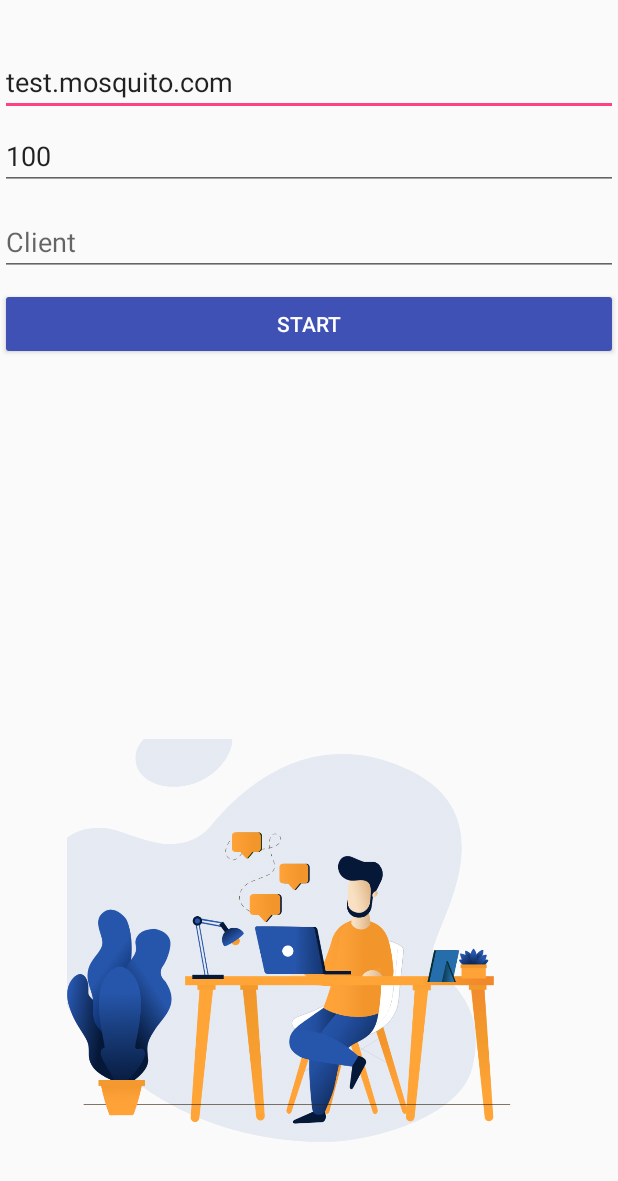
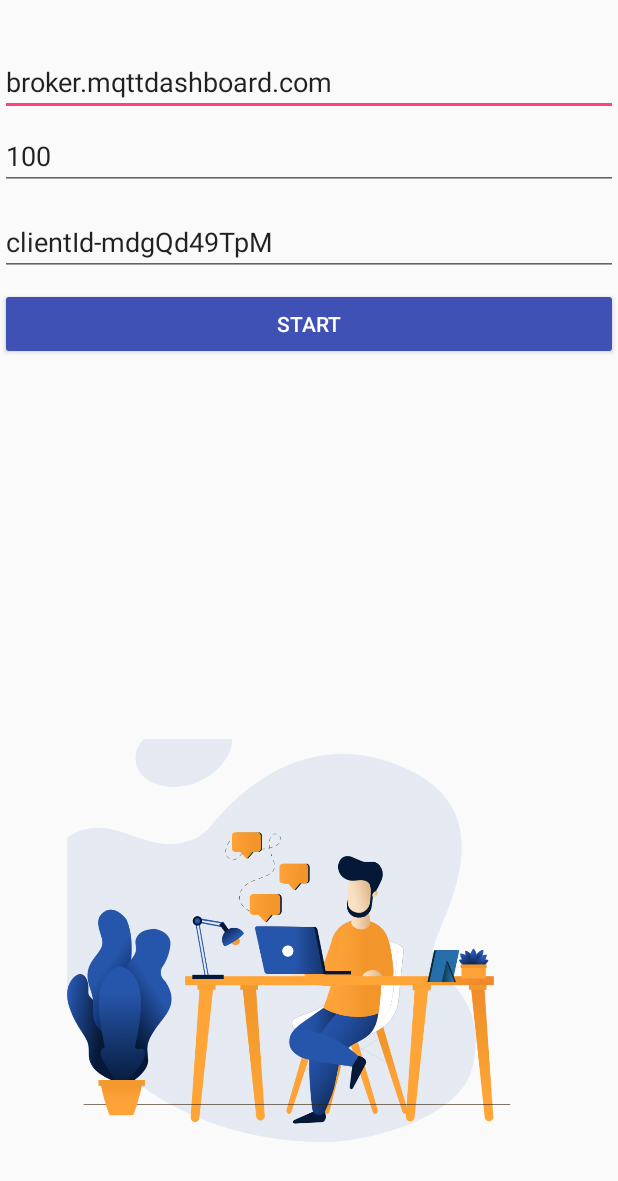
Before and after one commit to soorajshankar/DigitalTwin-Android, an Android app: the layout activity_login.xml on its own in the app's theme, with its tools: preview values and no code run, on a phone screen of 412 x 824 dp. Shown: the top 1181 px of the screen. Run offline under Robolectric (Android 15) with nearby library versions, the phone set to English and light mode, and no system bars.

Commit message:
gradle updates, mqtt > hive mq

```diff
--- a/app/build.gradle
+++ b/app/build.gradle
@@ -24,7 +24,7 @@ android {
 
 dependencies {
     implementation fileTree(include: ['*.jar'], dir: 'libs')
-    implementation "org.jetbrains.kotlin:kotlin-stdlib-jre7:$kotlin_version"
+    implementation "org.jetbrains.kotlin:kotlin-stdlib-jre7:1.2.71"
     compile 'uk.co.chrisjenx:calligraphy:2.3.0'
     implementation 'com.android.support:appcompat-v7:28.0.0'
     implementation 'com.android.support.constraint:constraint-layout:1.1.3'
--- a/app/src/main/java/tech/sooraj/androidsensormqtt/Activities/MainActivity.kt
+++ b/app/src/main/java/tech/sooraj/androidsensormqtt/Activities/MainActivity.kt
@@ -167,7 +167,7 @@ class MainActivity : BaseActivity() {
                 addToHistory("vals>>>"+rotation.toString())
                 publishMessage(rotation.toString())
             }
-        }, 0, 100)
+        }, 0, 1000)
     }
 
     private fun addToHistory(mainText: String) {
--- a/app/src/main/res/layout/activity_login.xml
+++ b/app/src/main/res/layout/activity_login.xml
@@ -23,8 +23,8 @@
                 android:layout_marginTop="32dp"
                 android:ems="10"
                 android:inputType="textPersonName"
-                android:hint="Mqtt Host"
-                android:text="test.mosquito.com"
+                android:hint="@string/mqtt_host_label"
+                android:text="@string/default_mqtt"
                 app:layout_constraintTop_toTopOf="parent"
                 tools:layout_editor_absoluteX="8dp" />
 
@@ -36,8 +36,8 @@
                 android:layout_marginTop="4dp"
                 android:ems="10"
                 android:inputType="number"
-                android:text="100"
-                android:hint="Frequency"
+                android:text="@string/default_freq"
+                android:hint="@string/frequency"
                 app:layout_constraintBottom_toTopOf="@+id/imageView"
                 app:layout_constraintTop_toBottomOf="@+id/editText2"
                 app:layout_constraintVertical_bias="0.018"
@@ -49,9 +49,8 @@
                 android:layout_height="wrap_content"
                 android:layout_marginBottom="8dp"
                 android:layout_marginTop="4dp"
-                android:ems="10"
-                android:inputType="number"
-                android:hint="Client"
+                android:text="clientId-mdgQd49TpM"
+                android:hint="@string/clientLabel"
                 app:layout_constraintBottom_toTopOf="@+id/imageView"
                 app:layout_constraintTop_toBottomOf="@+id/editText2"
                 app:layout_constraintVertical_bias="0.018"
@@ -63,7 +62,7 @@
                 android:layout_height="wrap_content"
                 android:backgroundTint="@color/colorPrimary"
                 android:textColor="@color/white"
-                android:text="Start" />
+                android:text="@string/start_label" />
 
         </LinearLayout>
     </ScrollView>
@@ -75,6 +74,7 @@
         android:layout_marginStart="8dp"
         app:layout_constraintBottom_toBottomOf="parent"
         app:layout_constraintStart_toStartOf="parent"
-        app:srcCompat="@drawable/art_login" />
+        app:srcCompat="@drawable/art_login"
+        android:contentDescription="@string/todo" />
 
 </android.support.constraint.ConstraintLayout>
--- a/app/src/main/res/values/strings.xml
+++ b/app/src/main/res/values/strings.xml
@@ -1,3 +1,10 @@
 <resources>
     <string name="app_name">Android Sensor MQTT</string>
+    <string name="clientLabel">Client</string>
+    <string name="mqtt_host_label">Mqtt Host</string>
+    <string name="default_mqtt">broker.mqttdashboard.com</string>
+    <string name="default_freq">100</string>
+    <string name="frequency">Frequency</string>
+    <string name="start_label">Start</string>
+    <string name="todo">TODO</string>
 </resources>
--- a/build.gradle
+++ b/build.gradle
@@ -1,13 +1,13 @@
 // Top-level build file where you can add configuration options common to all sub-projects/modules.
 
 buildscript {
-    ext.kotlin_version = '1.2.30'
+    ext.kotlin_version = '1.3.72'
     repositories {
         google()
         jcenter()
     }
     dependencies {
-        classpath 'com.android.tools.build:gradle:3.1.3'
+        classpath 'com.android.tools.build:gradle:4.0.0'
         classpath "org.jetbrains.kotlin:kotlin-gradle-plugin:$kotlin_version"
 
         // NOTE: Do not place your application dependencies here; they belong
```
Also changed, not shown: gradle/wrapper/gradle-wrapper.properties.
